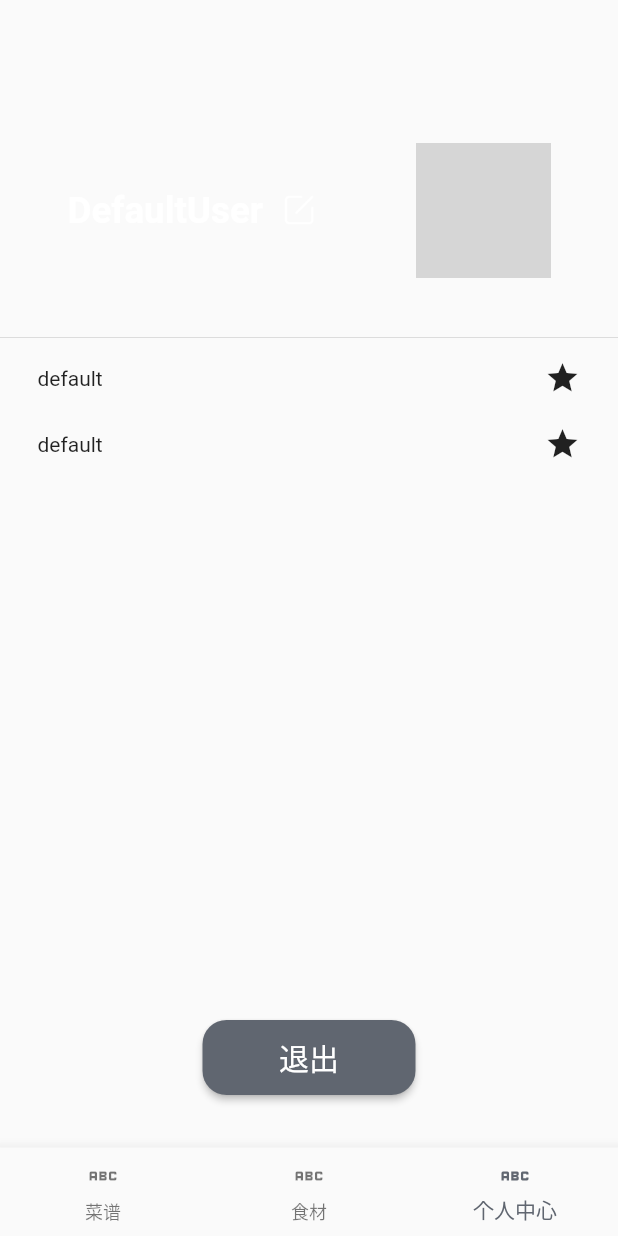
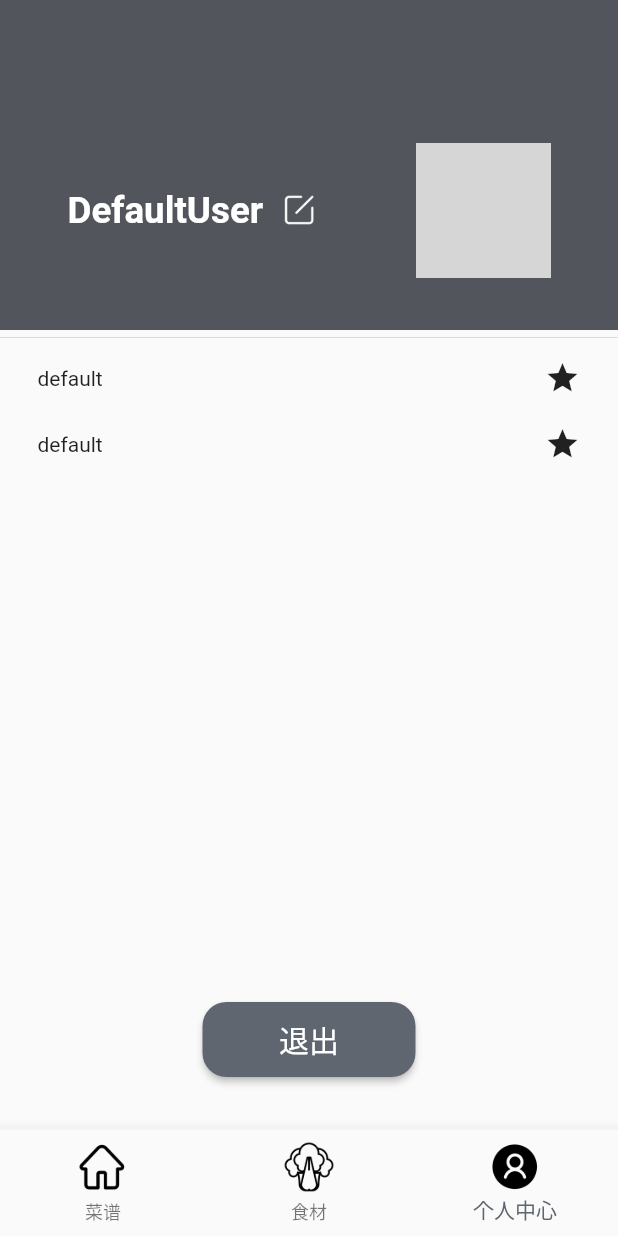
Before and after one commit to sdu0yi/health-monitor-flutter, a Flutter app: the Main screen opened directly, item 3 of the bottom bar chosen, on a phone screen of 412 x 824 dp. Run offline on Flutter 3.47's test engine with Material 2 defaults, Android fonts, the phone set to English and light mode, and no system bars; our stand-ins replace adaptive_dialog, dio, fluttertoast, image_picker, logger, shared_preferences; missing offline and left inert: sqlite3; accounts and stored records are empty; network calls fail; grey boxes are pictures that could not be loaded.

Commit message:
feat: 依照视觉稿修改UI

```diff
--- a/lib/routes/main.dart
+++ b/lib/routes/main.dart
@@ -2,7 +2,6 @@ import 'package:flutter/material.dart';
 import 'package:heal_monitor_flutter/routes/cookbook_menu.dart';
 import 'package:heal_monitor_flutter/routes/ingredient_menu.dart';
 import 'package:heal_monitor_flutter/routes/user_info.dart';
-import 'package:heal_monitor_flutter/widgets/ingredient_floating_button.dart';
 
 class Main extends StatefulWidget {
   const Main({Key? key}) : super(key: key);
@@ -26,14 +25,16 @@ class _MainState extends State<Main> {
 
   @override
   Widget build(BuildContext context) {
+    // final double iconSize = IconTheme.of(context).size ?? 24;
+    final double iconSize = 36;
     return Scaffold(
       body: IndexedStack(
         index: _currentIndex,
         children: _pages,
       ),
-      floatingActionButton: _currentIndex == 1
-          ? IngredientFloatingButton(pressedFunction: () {})
-          : null,
+      // floatingActionButton: _currentIndex == 1
+      //     ? IngredientFloatingButton(pressedFunction: () {})
+      //     : null,
       bottomNavigationBar: BottomNavigationBar(
         onTap: (value) {
           setState(() {
@@ -41,10 +42,52 @@ class _MainState extends State<Main> {
           });
         },
         currentIndex: _currentIndex,
-        items: const <BottomNavigationBarItem>[
-          BottomNavigationBarItem(icon: Icon(Icons.abc_outlined), label: '菜谱'),
-          BottomNavigationBarItem(icon: Icon(Icons.abc_outlined), label: '食材'),
-          BottomNavigationBarItem(icon: Icon(Icons.abc_outlined), label: '个人中心')
+        items: <BottomNavigationBarItem>[
+          BottomNavigationBarItem(
+              icon: Image(
+                image: const AssetImage("icons/home0.png"),
+                height: iconSize,
+                width: iconSize,
+                color: Colors.black,
+              ),
+              activeIcon: Image(
+                image: const AssetImage("icons/home1.png"),
+                height: iconSize,
+                width: iconSize,
+                color: Colors.black,
+              ),
+              label: '菜谱',
+              ),
+          BottomNavigationBarItem(
+              icon: Image(
+                image: const AssetImage("icons/食材0.png"),
+                height: iconSize,
+                width: iconSize,
+                color: Colors.black,
+              ),
+              activeIcon: Image(
+                image: const AssetImage("icons/食材1.png"),
+                height: iconSize,
+                width: iconSize,
+                color: Colors.black,
+              ),
+              label: '食材'
+              ),
+          BottomNavigationBarItem(
+              icon: Image(
+                image: const AssetImage("icons/user0.png"),
+                height: iconSize,
+                width: iconSize,
+                color: Colors.black,
+              ),
+              activeIcon: Image(
+                image: const AssetImage("icons/user1.png"),
+                height: iconSize,
+                width: iconSize,
+                color: Colors.black,
+              ),
+              label: '个人中心'
+          )
         ],
       ),
     );
--- a/lib/routes/user_info.dart
+++ b/lib/routes/user_info.dart
@@ -11,12 +11,14 @@ class UserInfo extends StatelessWidget {
       width: double.infinity,
       child: Column(
         children: [
-          const SizedBox(
+          Container(
+            color: const Color.fromARGB(255, 82, 86, 92),
             height: 60.0,
           ),
-          const SizedBox(
+          Container(
             height: 160.0,
-            child: Center(
+            color: const Color.fromARGB(255, 82, 86, 92),
+            child: const Center(
               child: UserHeader(),
             ),
           ),
--- a/lib/widgets/ingredient_floating_button.dart
+++ b/lib/widgets/ingredient_floating_button.dart
@@ -12,9 +12,13 @@ class IngredientFloatingButton extends StatelessWidget {
 
   @override
   Widget build(BuildContext context) {
+    const Color transparentGrey=Color(0x7E080808);
     return FloatingActionButton(
       onPressed: pressedFunction,
-      child: Text(title ?? '确认'),
+      backgroundColor: transparentGrey,
+      shape: RoundedRectangleBorder(borderRadius: BorderRadius.circular(8.0),),
+      // child: Text(title ?? '确认'),
+      child:const Image(image:AssetImage("icons/菜篮子.png"),width: 48,height: 48,),
     );
   }
 }
```
Also changed, not shown: lib/routes/ingredient_menu.dart (+43 -1 lines).
